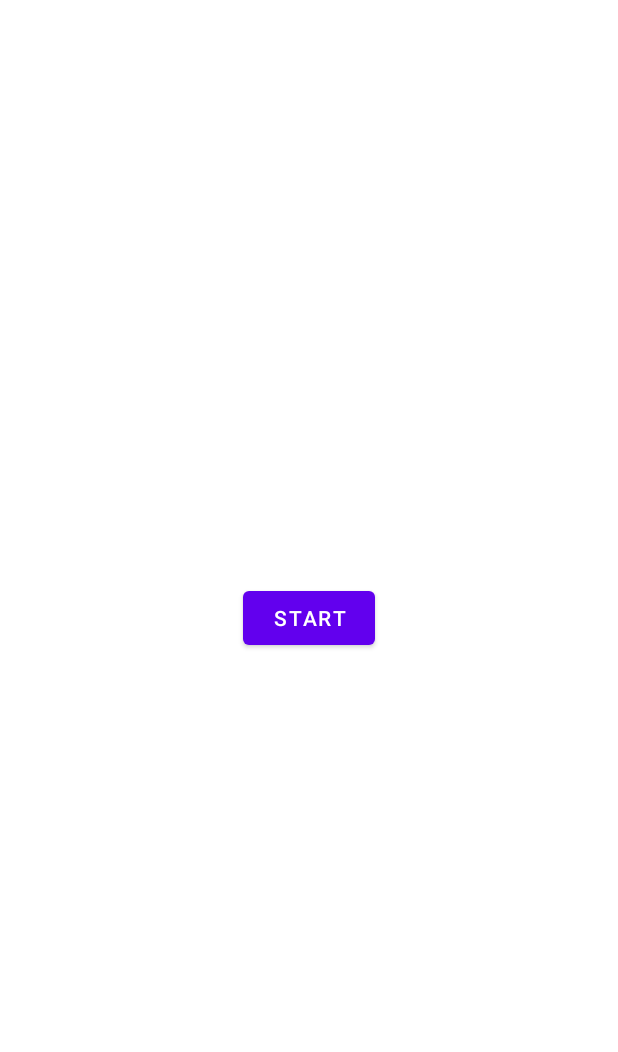
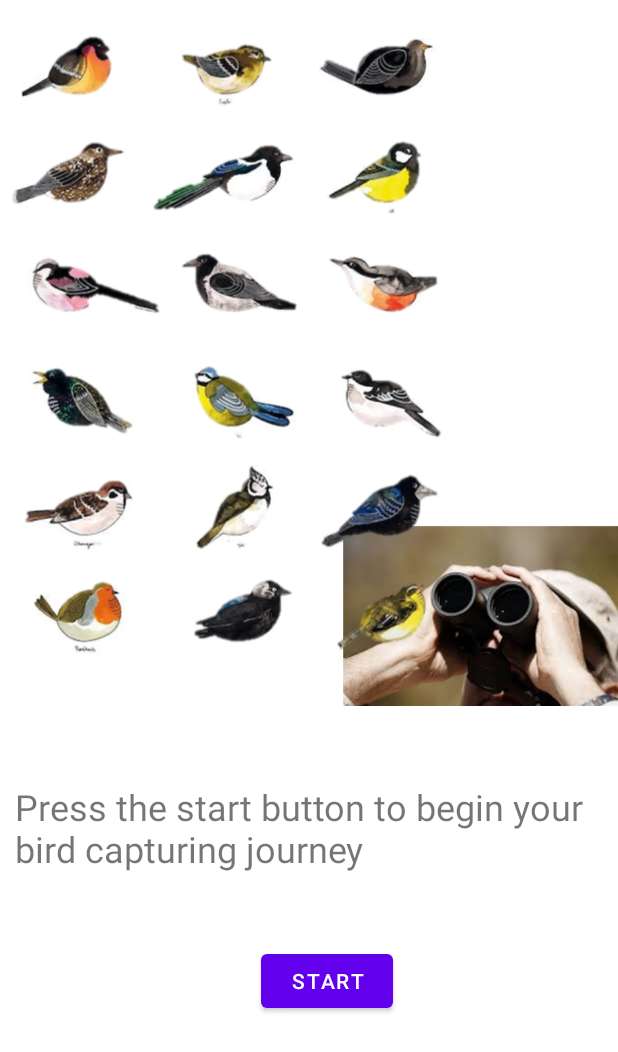
Before and after one commit to MishiMads/P2App, an Android app built with Jetpack Compose: the screen it shows after launch (MainActivity), on a phone screen of 412 x 824 dp. Shown: the top 1052 px of the screen. Run offline under Robolectric (Android 15) with nearby library versions, the phone set to English and light mode, and no system bars.

Commit message:
Forside og camera side opdateret

```diff
--- a/P2App/app/src/main/res/layout/activity_main.xml
+++ b/P2App/app/src/main/res/layout/activity_main.xml
@@ -13,8 +13,30 @@
         android:text="Start"
         app:layout_constraintBottom_toBottomOf="parent"
         app:layout_constraintEnd_toEndOf="parent"
+        app:layout_constraintHorizontal_bias="0.538"
+        app:layout_constraintStart_toStartOf="parent"
+        app:layout_constraintTop_toBottomOf="@+id/imageView8"
+        app:layout_constraintVertical_bias="0.518" />
+
+    <ImageView
+        android:id="@+id/imageView8"
+        android:layout_width="416dp"
+        android:layout_height="473dp"
+        app:layout_constraintEnd_toEndOf="parent"
         app:layout_constraintHorizontal_bias="0.5"
         app:layout_constraintStart_toStartOf="parent"
         app:layout_constraintTop_toTopOf="parent"
-        app:layout_constraintVertical_bias="0.5" />
+        app:srcCompat="@drawable/forside" />
+
+    <TextView
+        android:id="@+id/textView2"
+        android:layout_width="wrap_content"
+        android:layout_height="wrap_content"
+        android:text="Press the start button to begin your bird capturing journey"
+        android:textSize="24sp"
+        app:layout_constraintBottom_toTopOf="@+id/Launch"
+        app:layout_constraintEnd_toEndOf="parent"
+        app:layout_constraintStart_toStartOf="parent"
+        app:layout_constraintTop_toBottomOf="@+id/imageView8"
+        android:padding="10dp"/>
 </androidx.constraintlayout.widget.ConstraintLayout>
```
Also changed, not shown: P2App/app/src/main/java/com/example/p2plantapp/Catalog.java (+3 -4 lines), P2App/app/src/main/res/layout/activity_catalog.xml (+24 -7 lines), P2App/app/src/main/res/drawable/forside.png (added).
